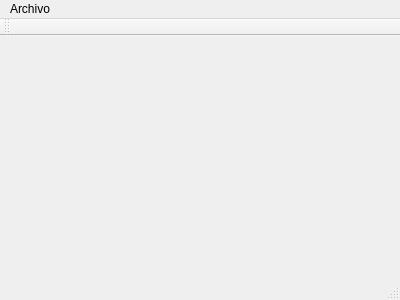
Above: VentanaPrincipal.ui from Infinity-Bytes/iMeetingDesktop before the change. Below: the same form after it.
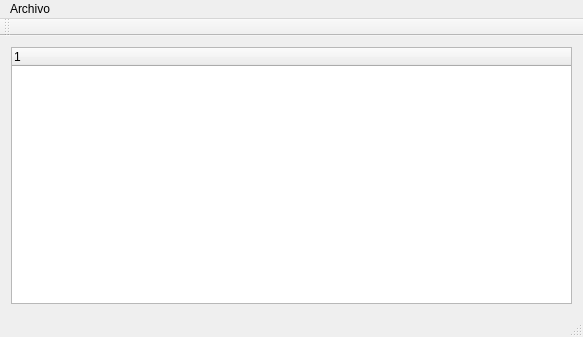
That is the form after the change.

Commit message: Muestra funcionamiento basico de vista

```diff
--- a/VentanaPrincipal.ui
+++ b/VentanaPrincipal.ui
@@ -6,20 +6,32 @@
    <rect>
     <x>0</x>
     <y>0</y>
-    <width>400</width>
-    <height>300</height>
+    <width>583</width>
+    <height>337</height>
    </rect>
   </property>
   <property name="windowTitle">
    <string>VentanaPrincipal</string>
   </property>
-  <widget class="QWidget" name="centralWidget"/>
+  <widget class="QWidget" name="centralWidget">
+   <layout class="QGridLayout" name="gridLayout">
+    <item row="0" column="0">
+     <widget class="QTreeWidget" name="listadoAvance">
+      <column>
+       <property name="text">
+        <string notr="true">1</string>
+       </property>
+      </column>
+     </widget>
+    </item>
+   </layout>
+  </widget>
   <widget class="QMenuBar" name="menuBar">
    <property name="geometry">
     <rect>
      <x>0</x>
      <y>0</y>
-     <width>400</width>
+     <width>583</width>
      <height>22</height>
     </rect>
    </property>
```
The commit also changes 1 other file.
